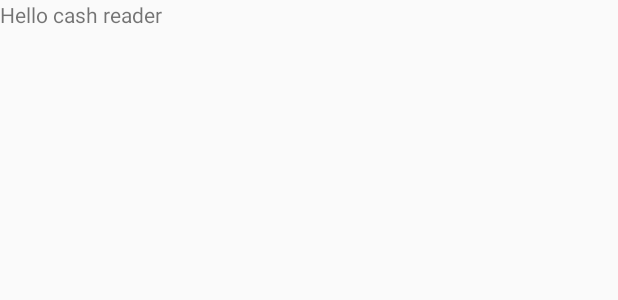
After one commit to osho-agyeya/Cash-gradhackhsbc, an Android app: the layout activity_cash_reader.xml on its own in the app's theme, with its tools: preview values and no code run, on a phone screen of 412 x 824 dp. The commit adds this screen. Shown: the top 300 px of the screen. Run offline under Robolectric (Android 15) with nearby library versions, the phone set to English and light mode, and no system bars.

```diff
--- /dev/null
+++ b/app/src/main/res/layout/activity_cash_reader.xml
@@ -0,0 +1,14 @@
+<?xml version="1.0" encoding="utf-8"?>
+<androidx.constraintlayout.widget.ConstraintLayout xmlns:android="http://schemas.android.com/apk/res/android"
+    xmlns:app="http://schemas.android.com/apk/res-auto"
+    xmlns:tools="http://schemas.android.com/tools"
+    android:layout_width="match_parent"
+    android:layout_height="match_parent"
+    tools:context=".CashReaderActivity">
+
+    <TextView
+        android:layout_width="match_parent"
+        android:layout_height="match_parent"
+        android:text="Hello cash reader"/>
+
+</androidx.constraintlayout.widget.ConstraintLayout>
--- a/app/src/main/res/layout/activity_ocr.xml
+++ b/app/src/main/res/layout/activity_ocr.xml
@@ -6,10 +6,10 @@
     xmlns:app="http://schemas.android.com/apk/res-auto"
     android:gravity="center_horizontal"
     tools:context=".OCRActivity"
-    android:onClick="">
+    >
 
    <TextView
        android:layout_width="match_parent"
        android:layout_height="match_parent"
-       android:text="Heelo"/>
+       android:text="Hello OCR"/>
 </RelativeLayout>
```
Also changed, not shown: app/src/main/AndroidManifest.xml (+7 -11 lines), app/src/main/java/com/example/cash/CashReaderActivity.java (added, +14 -0 lines).
